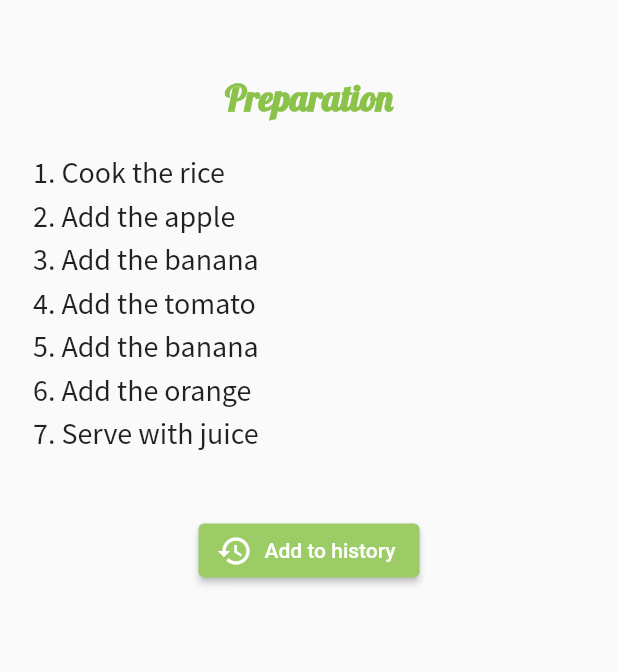
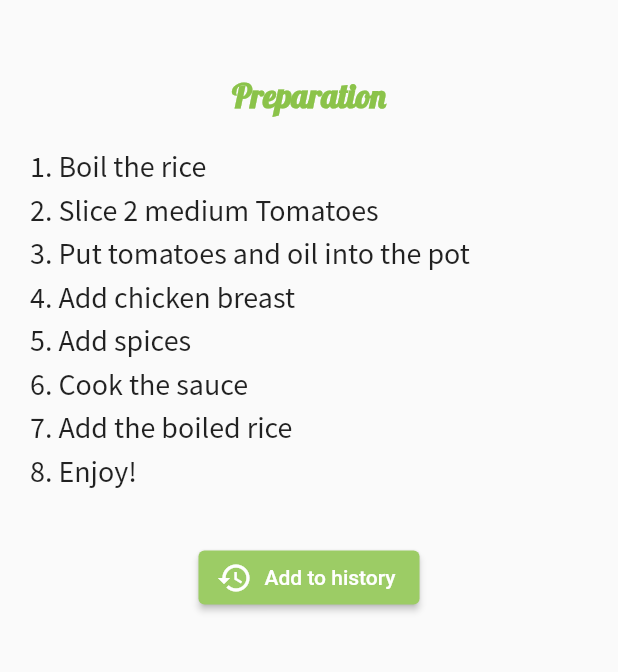
Before and after one commit to MouadhKh/helloFridge, a Flutter app: the SingleRecipeLayout screen opened directly, after a tap on "Show preparation", on a phone screen of 412 x 824 dp, the part 552-1224 px from its top. Run offline on Flutter 3.47's test engine with Material 2 defaults, Android fonts, the phone set to English and light mode, and no system bars; missing offline and left inert: sign_button, string_similarity.

Commit message:
last layout fixes

```diff
--- a/lib/entities/recipe.dart
+++ b/lib/entities/recipe.dart
@@ -24,13 +24,14 @@ class Recipe {
       return e;
     });
     List<String> tomatoPreparationSteps = [
-      "Cook the rice",
-      "Add the apple",
-      "Add the banana",
-      "Add the tomato",
-      "Add the banana",
-      "Add the orange",
-      "Serve with juice"
+      "Boil the rice",
+      "Slice 2 medium Tomatoes",
+      "Put tomatoes and oil into the pot",
+      "Add chicken breast",
+      "Add spices",
+      "Cook the sauce",
+      "Add the boiled rice",
+      "Enjoy!"
     ];
     Recipe tomatoRice = Recipe(
         "Tomato Rice",
--- a/lib/single_recipe_layout.dart
+++ b/lib/single_recipe_layout.dart
@@ -1,5 +1,6 @@
 import 'package:flutter/material.dart';
 import 'package:hello_fridge/main.dart';
+import 'package:hello_fridge/single_recipe_container.dart';
 import 'package:hello_fridge/single_recipe_preparation_layout.dart';
 import 'package:hello_fridge/sign_in.dart';
 
@@ -19,22 +20,32 @@ class SingleRecipeLayout extends StatelessWidget {
           tooltip: 'Log out',
           onPressed: () {
             ingredientsInPot.clear();
-              Navigator.of(context).push(
-                  MaterialPageRoute(builder: (context) => SignInLayout()));
+            Navigator.of(context)
+                .push(MaterialPageRoute(builder: (context) => SignInLayout()));
           },
         ),
       ]),
       body: Padding(
         padding: const EdgeInsets.only(top: 30),
-          child: Column(
-            children: [
-              Padding(
-                padding: const EdgeInsets.only(bottom: 80),
-                child: Image.asset(recipe.imagePath),
+        child:
+            Column(mainAxisAlignment: MainAxisAlignment.spaceEvenly, children: [
+          Expanded(
+              child: Container(
+                  width: double.infinity,
+                  child: Image.asset(recipe.imagePath))),
+          SizedBox(
+            height: 60,
           ),
-              Text(
+          Container(
+            height: 30,
+            margin: EdgeInsets.only(left: 10, top: 70),
+            child: Text(
               "Ingredients",
-                style: TextStyle(color: Colors.lightGreen),
+              style: TextStyle(
+                  fontSize: 22,
+                  fontFamily: 'Lobster',
+                  color: Colors.lightGreen),
+            ),
           ),
           Expanded(
             child: ListView(
@@ -48,45 +59,44 @@ class SingleRecipeLayout extends StatelessWidget {
                   height: 25,
                   child: Text(
                     " ${ing.quantity} ${ing.unit.first} ${ing.name} ",
-                        style: TextStyle(fontSize: 14),
+                    style: TextStyle(fontSize: 16),
                   ),
                 );
               }).toList(),
             ),
           ),
-              Flexible(
-                child: Container(
-                  alignment: Alignment.bottomCenter,
-                  padding: const EdgeInsets.fromLTRB(10, 0, 10, 10),
-                  child: Row(children: [
-                    // TODO implement dynamic favorites
-                    /*Flexible(
-                        child: Container(
-                      alignment: Alignment.bottomLeft,
-                      child: ElevatedButton(
-                          style: ElevatedButton.styleFrom(
-                              padding: EdgeInsets.all(0)),
-                          onPressed: () {},
-                          child: SizedBox(
-                              width: 130,
-                              height: 20,
+          // Container(
+          //   alignment: Alignment.bottomCenter,
+          //   padding: const EdgeInsets.fromLTRB(10, 0, 10, 10),
+          //   child: Row(children: [
+          //     // TODO implement dynamic favorites
+          //     /*Flexible(
+          //         child: Container(
+          //       alignment: Alignment.bottomLeft,
+          //       child: ElevatedButton(
+          //           style: ElevatedButton.styleFrom(
+          //               padding: EdgeInsets.all(0)),
+          //           onPressed: () {},
+          //           child: SizedBox(
+          //               width: 130,
+          //               height: 20,
+          //               child: Row(
+          //                 children: [
+          //                   Icon(
+          //                     Icons.star,
+          //                     size: 24,
+          //                   ),
+          //                   Text(" Add to favorites",
+          //                       textAlign: TextAlign.center),
+          //                 ],
+          //               ))),
+          //     )),*/
+          Expanded(
             child: Row(
+              mainAxisAlignment: MainAxisAlignment.center,
               children: [
-                                  Icon(
-                                    Icons.star,
-                                    size: 24,
-                                  ),
-                                  Text(" Add to favorites",
-                                      textAlign: TextAlign.center),
-                                ],
-                              ))),
-                    )),*/
-                    Flexible(
-                      child: Container(
-                        alignment: Alignment.bottomRight,
-                        child: ElevatedButton(
-                          style: ElevatedButton.styleFrom(
-                              padding: EdgeInsets.all(0)),
+                ElevatedButton(
+                  style: ElevatedButton.styleFrom(padding: EdgeInsets.all(0)),
                   onPressed: () {
                     Navigator.of(context).push(
                       MaterialPageRoute(
@@ -105,19 +115,16 @@ class SingleRecipeLayout extends StatelessWidget {
                           Icons.arrow_forward,
                           size: 24,
                         ),
-                                Text(" Show preparation",
-                                    textAlign: TextAlign.center),
+                        Text(" Show preparation", textAlign: TextAlign.center),
                       ],
                     ),
                   ),
                 ),
+              ],
             ),
           ),
         ]),
       ),
-              )
-            ],
-          ),
-        ));
+    );
   }
 }
--- a/lib/single_recipe_preparation_layout.dart
+++ b/lib/single_recipe_preparation_layout.dart
@@ -8,7 +8,6 @@ import 'entities/recipe.dart';
 import 'main_layout.dart';
 import 'main.dart';
 
-
 class SingleRecipePreparationLayout extends StatelessWidget {
   Recipe recipe;
 
@@ -17,20 +16,19 @@ class SingleRecipePreparationLayout extends StatelessWidget {
   @override
   Widget build(BuildContext context) {
     return Scaffold(
-      appBar: AppBar(
-        title: Text(recipe.name),
-        actions: <Widget>[IconButton(
+      appBar: AppBar(title: Text(recipe.name), actions: <Widget>[
+        IconButton(
           icon: const Icon(Icons.logout),
           tooltip: 'Log out',
           onPressed: () {
             ingredientsInPot.clear();
-            Navigator.of(context).push(MaterialPageRoute(
-                builder: (context) => SignInLayout()));
+            Navigator.of(context)
+                .push(MaterialPageRoute(builder: (context) => SignInLayout()));
           },
         ),
-        ]
-      ),
-      body: Padding(
+      ]),
+      body: SingleChildScrollView(
+        child: Padding(
           padding: const EdgeInsets.only(top: 30),
           child: Column(children: [
             Padding(
@@ -44,10 +42,10 @@ class SingleRecipePreparationLayout extends StatelessWidget {
                       style: TextStyle(
                           fontFamily: 'Lobster',
                           fontWeight: FontWeight.bold,
-                        fontSize: 24,
+                          fontSize: 22,
                           color: Colors.lightGreen)),
                   Padding(
-                  padding: const EdgeInsets.all(20.0),
+                    padding: const EdgeInsets.all(18.0),
                     child: CustomScrollView(
                       shrinkWrap: true,
                       slivers: <Widget>[
@@ -70,24 +68,27 @@ class SingleRecipePreparationLayout extends StatelessWidget {
               ),
             ),
             SizedBox(
-            height: 20,
+              height: 15,
             ),
             Row(
               mainAxisAlignment: MainAxisAlignment.spaceEvenly,
               children: [
-              ElevatedButton.icon(
+                Padding(
+                  padding: const EdgeInsets.only(bottom: 10.0),
+                  child: ElevatedButton.icon(
                     onPressed: () {
                       showDialog(
                           context: context,
                           builder: (BuildContext context) => AlertDialog(
                                 title: const Text('Add to history'),
                                 shape: RoundedRectangleBorder(
-                                borderRadius:
-                                    BorderRadius.all(Radius.circular(10.0))),
+                                    borderRadius: BorderRadius.all(
+                                        Radius.circular(10.0))),
                                 content: Column(
                                   mainAxisSize: MainAxisSize.min,
                                   children: [
-                                Text('Have you already cooked this recipe ?'),
+                                    Text(
+                                        'Have you already cooked this recipe ?'),
                                     Padding(
                                       padding: const EdgeInsets.only(top: 20),
                                       child: Text(
@@ -108,14 +109,17 @@ class SingleRecipePreparationLayout extends StatelessWidget {
                                       child: Text('Yes'),
                                       onPressed: () {
                                         ingredientsInPot.clear();
-                                    Navigator.of(context).push(MaterialPageRoute(
-                                        builder: (context) => MainLayout()));
+                                        Navigator.of(context).push(
+                                            MaterialPageRoute(
+                                                builder: (context) =>
+                                                    MainLayout()));
                                       })
                                 ],
                               ));
                     },
                     icon: Icon(Icons.history),
                     label: Text("Add to history"),
+                  ),
                 ),
                 // TODO implement dynamic favorites
                 /*  ElevatedButton.icon(
@@ -127,6 +131,7 @@ class SingleRecipePreparationLayout extends StatelessWidget {
             )
           ]),
         ),
+      ),
     );
   }
 }
```
Lines whose indentation alone changed are shown as unchanged.
